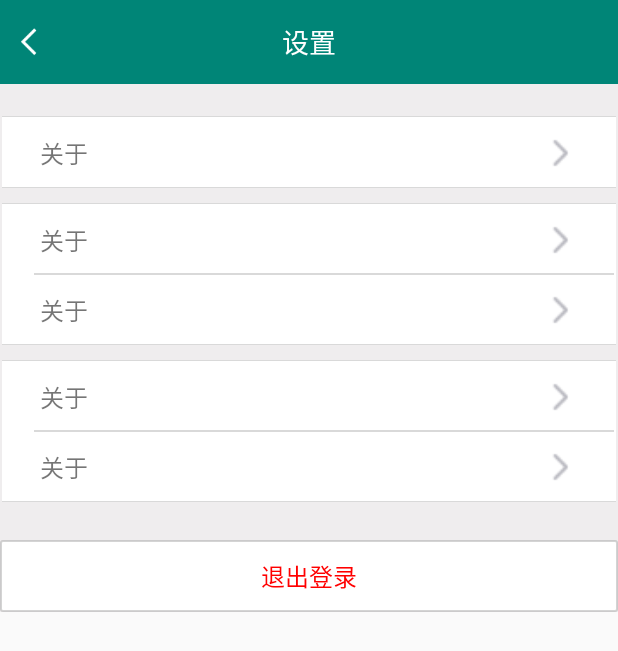
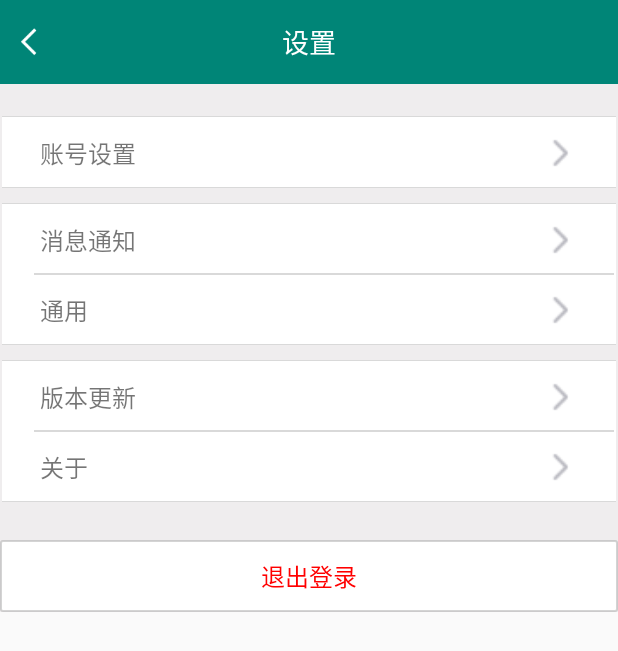
Before and after one commit to JimHan1978/GreenOffice, an Android app: the SettingActivity screen opened directly, with no data from a screen before it, on a phone screen of 412 x 824 dp. Shown: the top 651 px of the screen. Run offline under Robolectric (Android 15) with nearby library versions, the phone set to English and light mode, and no system bars; our stand-ins replace ButterKnife, Dagger/Hilt's generated code, RxJava, Timber; libraries missing offline, so code that uses them is left out: me.jessyan.rxerrorhandler, org.simple.eventbus; 9 statements that could not run were skipped.

```diff
--- a/app/src/main/java/com/hyetec/moa/view/activity/SettingActivity.java
+++ b/app/src/main/java/com/hyetec/moa/view/activity/SettingActivity.java
@@ -34,7 +34,7 @@ public class SettingActivity extends BaseActivity<SettingViewModel> {
     public int initView(Bundle savedInstanceState) {
         setContentView(R.layout.activity_setting);
         ButterKnife.bind(this);
-        ((TextView)mLayoutAccount.findViewById(R.id.tv_text)).setText("账户设置");
+        //((TextView)mLayoutAccount.findViewById(R.id.tv_text)).setText("账户设置");
 
         //创建ViewModel
         mViewModel = ViewModelProviders.of(this, mViewModelFactory).get(SettingViewModel.class);
--- a/app/src/main/java/com/hyetec/moa/view/fragment/PersonalFragment.java
+++ b/app/src/main/java/com/hyetec/moa/view/fragment/PersonalFragment.java
@@ -1,24 +1,25 @@
 package com.hyetec.moa.view.fragment;
 
 import android.arch.lifecycle.ViewModelProviders;
+import android.content.Intent;
 import android.os.Bundle;
 import android.os.Message;
-import android.support.constraint.ConstraintLayout;
 import android.view.LayoutInflater;
 import android.view.View;
 import android.view.ViewGroup;
 import android.widget.TextView;
-import android.widget.Toast;
 
 import com.bumptech.glide.Glide;
 import com.hyetec.hmdp.core.base.BaseFragment;
 import com.hyetec.moa.R;
 import com.hyetec.moa.model.api.Api;
+import com.hyetec.moa.view.activity.SettingActivity;
 import com.hyetec.moa.viewmodel.PersonalViewModel;
 import com.makeramen.roundedimageview.RoundedImageView;
 
 import butterknife.BindView;
 import butterknife.ButterKnife;
+import butterknife.OnClick;
 import butterknife.Unbinder;
 
 public class PersonalFragment extends BaseFragment<PersonalViewModel> {
@@ -32,6 +33,12 @@ public class PersonalFragment extends BaseFragment<PersonalViewModel> {
     TextView mDeptView;
     @BindView(R.id.tv_empCode)
     TextView mEmpCodeView;
+
+
+    @BindView(R.id.layout_setting)
+    View mSettingView;
+
+
     Unbinder unbinder;
 
     public static PersonalFragment newInstance() {
@@ -73,11 +80,11 @@ public class PersonalFragment extends BaseFragment<PersonalViewModel> {
     @Override
     public void initData(Bundle savedInstanceState) {
         mViewModel.getUserInfo().observe(PersonalFragment.this, userEntity -> {
-            if(userEntity!=null){
+            if (userEntity != null) {
                 mUserNameView.setText(userEntity.getUserName());
                 mDeptView.setText(userEntity.getOrgName());
 
-                Glide.with(this).load(Api.APP_DOMAIN+"urm/"+userEntity.getPhoto()).into(mAvatarView);
+                Glide.with(this).load(Api.APP_DOMAIN + "urm/" + userEntity.getPhoto()).into(mAvatarView);
             }
         });
     }
@@ -111,4 +118,9 @@ public class PersonalFragment extends BaseFragment<PersonalViewModel> {
         super.onDestroyView();
         unbinder.unbind();
     }
+
+    @OnClick(R.id.layout_setting)
+    public void onSettingViewClicked() {
+        startActivity(new Intent(PersonalFragment.this.getActivity(), SettingActivity.class));
+    }
 }
--- a/app/src/main/res/layout/activity_setting.xml
+++ b/app/src/main/res/layout/activity_setting.xml
@@ -2,6 +2,7 @@
 
 <LinearLayout xmlns:android="http://schemas.android.com/apk/res/android"
     xmlns:tools="http://schemas.android.com/tools"
+    xmlns:app="http://schemas.android.com/apk/res-auto"
     android:layout_width="match_parent"
     android:layout_height="wrap_content"
     android:orientation="vertical"
@@ -27,24 +28,23 @@
             android:background="@drawable/shape_background_block"
             android:orientation="vertical"
             android:padding="@dimen/dp_1">
-            <include layout="@layout/layout_setting_item"
-                android:id="@+id/layout_account"/>
-        </LinearLayout>
-
-
-        <LinearLayout
-            android:layout_width="match_parent"
-            android:layout_height="wrap_content"
-            android:layout_marginTop="@dimen/dp_10"
-            android:background="@drawable/shape_background_block"
-            android:divider="@drawable/shape_bottom_line_10"
-            android:showDividers="middle"
-            android:orientation="vertical"
-            android:padding="@dimen/dp_1">
-            <include layout="@layout/layout_setting_item"
-                android:id="@+id/layout_msg"/>
-            <include layout="@layout/layout_setting_item"
-                android:id="@+id/layout_general"/>
+            <android.support.constraint.ConstraintLayout
+                android:id="@+id/layout_account"
+                style="@style/SettingItemStyle">
+                <TextView
+                    android:id="@+id/tv_text"
+                    android:text="@string/accountSetting"
+                    app:layout_constraintLeft_toLeftOf="parent"
+                    app:layout_constraintTop_toTopOf="parent"
+                    app:layout_constraintBottom_toBottomOf="parent"
+                    style="@style/SettingTextStyle" />
+                <ImageView
+                    android:src="@mipmap/contents_arrow"
+                    app:layout_constraintRight_toRightOf="parent"
+                    app:layout_constraintTop_toTopOf="parent"
+                    app:layout_constraintBottom_toBottomOf="parent"
+                    style="@style/SettingArrowStyle" />
+            </android.support.constraint.ConstraintLayout >
         </LinearLayout>
 
         <LinearLayout
@@ -56,8 +56,81 @@
             android:showDividers="middle"
             android:orientation="vertical"
             android:padding="@dimen/dp_1">
-            <include layout="@layout/layout_setting_item" android:id="@+id/layout_version"/>
-            <include layout="@layout/layout_setting_item" android:id="@+id/layout_about"/>
+            <android.support.constraint.ConstraintLayout
+                android:id="@+id/layout_msg"
+                style="@style/SettingItemStyle">
+                <TextView
+                    android:text="@string/messageSetting"
+                    app:layout_constraintLeft_toLeftOf="parent"
+                    app:layout_constraintTop_toTopOf="parent"
+                    app:layout_constraintBottom_toBottomOf="parent"
+                    style="@style/SettingTextStyle" />
+                <ImageView
+                    android:src="@mipmap/contents_arrow"
+                    app:layout_constraintRight_toRightOf="parent"
+                    app:layout_constraintTop_toTopOf="parent"
+                    app:layout_constraintBottom_toBottomOf="parent"
+                    style="@style/SettingArrowStyle" />
+            </android.support.constraint.ConstraintLayout >
+            <android.support.constraint.ConstraintLayout
+                android:id="@+id/layout_general"
+                style="@style/SettingItemStyle">
+                <TextView
+                    android:text="@string/general"
+                    app:layout_constraintLeft_toLeftOf="parent"
+                    app:layout_constraintTop_toTopOf="parent"
+                    app:layout_constraintBottom_toBottomOf="parent"
+                    style="@style/SettingTextStyle" />
+                <ImageView
+                    android:src="@mipmap/contents_arrow"
+                    app:layout_constraintRight_toRightOf="parent"
+                    app:layout_constraintTop_toTopOf="parent"
+                    app:layout_constraintBottom_toBottomOf="parent"
+                    style="@style/SettingArrowStyle" />
+            </android.support.constraint.ConstraintLayout >
+        </LinearLayout>
+
+        <LinearLayout
+            android:layout_width="match_parent"
+            android:layout_height="wrap_content"
+            android:layout_marginTop="@dimen/dp_10"
+            android:background="@drawable/shape_background_block"
+            android:divider="@drawable/shape_bottom_line_10"
+            android:showDividers="middle"
+            android:orientation="vertical"
+            android:padding="@dimen/dp_1">
+            <android.support.constraint.ConstraintLayout
+                android:id="@+id/layout_version"
+                style="@style/SettingItemStyle">
+                <TextView
+                    android:text="@string/version"
+                    app:layout_constraintLeft_toLeftOf="parent"
+                    app:layout_constraintTop_toTopOf="parent"
+                    app:layout_constraintBottom_toBottomOf="parent"
+                    style="@style/SettingTextStyle" />
+                <ImageView
+                    android:src="@mipmap/contents_arrow"
+                    app:layout_constraintRight_toRightOf="parent"
+                    app:layout_constraintTop_toTopOf="parent"
+                    app:layout_constraintBottom_toBottomOf="parent"
+                    style="@style/SettingArrowStyle" />
+            </android.support.constraint.ConstraintLayout >
+            <android.support.constraint.ConstraintLayout
+                android:id="@+id/layout_about"
+                style="@style/SettingItemStyle">
+                <TextView
+                    android:text="@string/about"
+                    app:layout_constraintLeft_toLeftOf="parent"
+                    app:layout_constraintTop_toTopOf="parent"
+                    app:layout_constraintBottom_toBottomOf="parent"
+                    style="@style/SettingTextStyle" />
+                <ImageView
+                    android:src="@mipmap/contents_arrow"
+                    app:layout_constraintRight_toRightOf="parent"
+                    app:layout_constraintTop_toTopOf="parent"
+                    app:layout_constraintBottom_toBottomOf="parent"
+                    style="@style/SettingArrowStyle" />
+            </android.support.constraint.ConstraintLayout >
         </LinearLayout>
     </LinearLayout>
 
--- a/app/src/main/res/values/strings.xml
+++ b/app/src/main/res/values/strings.xml
@@ -21,4 +21,8 @@
     <string name="appLogo">应用图标</string>
     <string name="resetPassword">忘记密码</string>
     <string name="login">登录</string>
+    <string name="accountSetting">账号设置</string>
+    <string name="version">版本更新</string>
+    <string name="general">通用</string>
+    <string name="messageSetting">消息通知</string>
 </resources>
--- a/app/src/main/res/values/styles.xml
+++ b/app/src/main/res/values/styles.xml
@@ -58,4 +58,27 @@
         <item name="android:padding">@dimen/dp_10</item>
     </style>
 
+    <style name="SettingArrowStyle">
+        <item name="android:layout_width">@dimen/dp_24</item>
+        <item name="android:layout_height">@dimen/dp_24</item>
+        <item name="android:scaleType">fitCenter</item>
+        <item name="android:layout_marginRight">@dimen/dp_24</item>
+    </style>
+
+    <style name="SettingTextStyle">
+        <item name="android:layout_width">wrap_content</item>
+        <item name="android:layout_height">wrap_content</item>
+        <item name="android:textSize">@dimen/sp_16</item>
+    </style>
+
+    <style name="SettingItemStyle">
+        <item name="android:layout_width">match_parent</item>
+        <item name="android:layout_height">wrap_content</item>
+        <item name="android:background">@drawable/background_item_selector</item>
+        <item name="android:paddingTop">@dimen/dp_10</item>
+        <item name="android:paddingBottom">@dimen/dp_10</item>
+        <item name="android:paddingLeft">@dimen/dp_24</item>
+        <item name="android:layout_marginTop">@dimen/dp_1</item>
+    </style>
+
 </resources>
```
Also changed, not shown: 1 other file.
